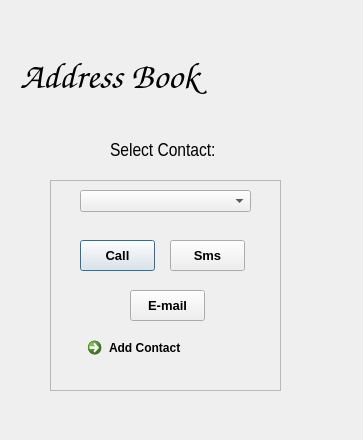
Qt form project.ui (SumanKanrar-IEM/VIRTUAL-PHONE) before a commit.
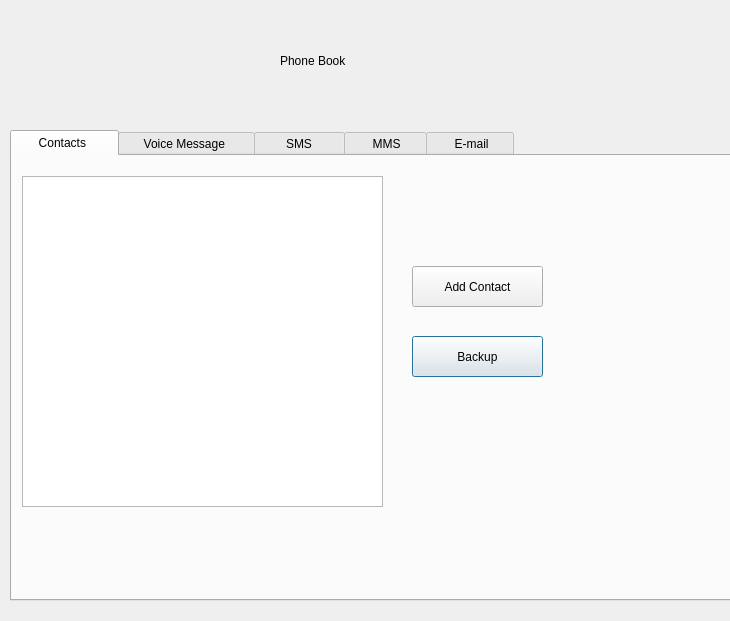
The same form after that commit. The open tabs and pages were chosen to show the change. Icons and pictures are not drawn.

Commit message: Made changes to the mailing code, and the phonebook UI and .py file changed

```diff
--- a/project.ui
+++ b/project.ui
@@ -6,8 +6,8 @@
    <rect>
     <x>0</x>
     <y>0</y>
-    <width>363</width>
-    <height>440</height>
+    <width>730</width>
+    <height>621</height>
    </rect>
   </property>
   <property name="windowTitle">
@@ -17,172 +17,200 @@
    <iconset>
     <normaloff>../Pictures/Feedback/{4AE122AA-3DEE-4204-9588-9FCAC4BAEA3D}/Capture001.png</normaloff>../Pictures/Feedback/{4AE122AA-3DEE-4204-9588-9FCAC4BAEA3D}/Capture001.png</iconset>
   </property>
-  <property name="autoFillBackground">
-   <bool>false</bool>
+  <property name="styleSheet">
+   <string notr="true">background-color: qlineargradient(spread:pad, x1:0, y1:0, x2:1, y2:1, stop:0 rgba(136, 106, 22, 255), stop:0.113636 rgba(166, 140, 41, 255), stop:0.285 rgba(204, 181, 74, 255), stop:0.345 rgba(235, 219, 102, 255), stop:0.420455 rgba(245, 236, 112, 255), stop:0.505682 rgba(209, 190, 76, 255), stop:0.573864 rgba(187, 156, 51, 255), stop:0.619318 rgba(168, 142, 42, 255), stop:0.681818 rgba(202, 174, 68, 255), stop:0.693182 rgba(218, 202, 86, 255), stop:0.815 rgba(208, 187, 73, 255), stop:0.88 rgba(187, 156, 51, 255), stop:0.935 rgba(137, 108, 26, 255), stop:1 rgba(35, 40, 3, 255));</string>
   </property>
-  <property name="sizeGripEnabled">
-   <bool>false</bool>
-  </property>
-  <widget class="QLabel" name="label">
+  <widget class="QTabWidget" name="tabWidget">
    <property name="geometry">
     <rect>
-     <x>20</x>
-     <y>30</y>
-     <width>341</width>
-     <height>91</height>
-    </rect>
-   </property>
-   <property name="font">
-    <font>
-     <family>Comic Sans MS</family>
-     <pointsize>28</pointsize>
-     <weight>75</weight>
-     <italic>true</italic>
-     <bold>true</bold>
-    </font>
-   </property>
-   <property name="layoutDirection">
-    <enum>Qt::LeftToRight</enum>
-   </property>
-   <property name="text">
-    <string>Address Book</string>
-   </property>
-  </widget>
-  <widget class="QLabel" name="label_2">
-   <property name="geometry">
-    <rect>
-     <x>110</x>
+     <x>10</x>
      <y>130</y>
-     <width>141</width>
-     <height>41</height>
+     <width>721</width>
+     <height>471</height>
     </rect>
    </property>
-   <property name="font">
-    <font>
-     <family>Arial Narrow</family>
-     <pointsize>14</pointsize>
-     <weight>50</weight>
-     <bold>false</bold>
-    </font>
+   <property name="autoFillBackground">
+    <bool>false</bool>
    </property>
+   <property name="styleSheet">
+    <string notr="true">font: 75 italic 10pt &quot;Comic Sans MS&quot;;</string>
+   </property>
+   <property name="currentIndex">
+    <number>4</number>
+   </property>
+   <widget class="QWidget" name="tab_5">
+    <attribute name="title">
+     <string>     Contacts      </string>
+    </attribute>
+    <widget class="QTableView" name="tableView">
+     <property name="geometry">
+      <rect>
+       <x>10</x>
+       <y>20</y>
+       <width>361</width>
+       <height>331</height>
+      </rect>
+     </property>
+     <property name="styleSheet">
+      <string notr="true">
+background-color:qconicalgradient(cx:0.943, cy:0.505682, angle:0, stop:0 rgba(136, 106, 22, 255), stop:0.113636 rgba(166, 140, 41, 255), stop:0.285 rgba(204, 181, 74, 255), stop:0.345 rgba(235, 219, 102, 255), stop:0.420455 rgba(245, 236, 112, 255), stop:0.505682 rgba(209, 190, 76, 255), stop:0.573864 rgba(187, 156, 51, 255), stop:0.619318 rgba(168, 142, 42, 255), stop:0.681818 rgba(202, 174, 68, 255), stop:0.693182 rgba(218, 202, 86, 255), stop:0.815 rgba(208, 187, 73, 255), stop:0.88 rgba(187, 156, 51, 255), stop:0.935 rgba(137, 108, 26, 255), stop:1 rgba(35, 40, 3, 255))</string>
+     </property>
+    </widget>
+    <widget class="QPushButton" name="pushButton_2">
+     <property name="geometry">
+      <rect>
+       <x>400</x>
+       <y>180</y>
+       <width>131</width>
+       <height>41</height>
+      </rect>
+     </property>
+     <property name="styleSheet">
+      <string notr="true">
+background-color:qconicalgradient(cx:0.943, cy:0.505682, angle:0, stop:0 rgba(136, 106, 22, 255), stop:0.113636 rgba(166, 140, 41, 255), stop:0.285 rgba(204, 181, 74, 255), stop:0.345 rgba(235, 219, 102, 255), stop:0.420455 rgba(245, 236, 112, 255), stop:0.505682 rgba(209, 190, 76, 255), stop:0.573864 rgba(187, 156, 51, 255), stop:0.619318 rgba(168, 142, 42, 255), stop:0.681818 rgba(202, 174, 68, 255), stop:0.693182 rgba(218, 202, 86, 255), stop:0.815 rgba(208, 187, 73, 255), stop:0.88 rgba(187, 156, 51, 255), stop:0.935 rgba(137, 108, 26, 255), stop:1 rgba(35, 40, 3, 255))</string>
+     </property>
+     <property name="text">
+      <string>Backup</string>
+     </property>
+    </widget>
+    <widget class="QPushButton" name="pushButton_3">
+     <property name="geometry">
+      <rect>
+       <x>400</x>
+       <y>110</y>
+       <width>131</width>
+       <height>41</height>
+      </rect>
+     </property>
+     <property name="styleSheet">
+      <string notr="true">
+background-color:qconicalgradient(cx:0.943, cy:0.505682, angle:0, stop:0 rgba(136, 106, 22, 255), stop:0.113636 rgba(166, 140, 41, 255), stop:0.285 rgba(204, 181, 74, 255), stop:0.345 rgba(235, 219, 102, 255), stop:0.420455 rgba(245, 236, 112, 255), stop:0.505682 rgba(209, 190, 76, 255), stop:0.573864 rgba(187, 156, 51, 255), stop:0.619318 rgba(168, 142, 42, 255), stop:0.681818 rgba(202, 174, 68, 255), stop:0.693182 rgba(218, 202, 86, 255), stop:0.815 rgba(208, 187, 73, 255), stop:0.88 rgba(187, 156, 51, 255), stop:0.935 rgba(137, 108, 26, 255), stop:1 rgba(35, 40, 3, 255))</string>
+     </property>
+     <property name="text">
+      <string>Add Contact</string>
+     </property>
+    </widget>
+   </widget>
+   <widget class="QWidget" name="tab">
+    <attribute name="title">
+     <string>    Voice Message     </string>
+    </attribute>
+    <widget class="QTableView" name="tableView_2">
+     <property name="geometry">
+      <rect>
+       <x>20</x>
+       <y>20</y>
+       <width>361</width>
+       <height>331</height>
+      </rect>
+     </property>
+     <property name="styleSheet">
+      <string notr="true">
+background-color:qconicalgradient(cx:0.943, cy:0.505682, angle:0, stop:0 rgba(136, 106, 22, 255), stop:0.113636 rgba(166, 140, 41, 255), stop:0.285 rgba(204, 181, 74, 255), stop:0.345 rgba(235, 219, 102, 255), stop:0.420455 rgba(245, 236, 112, 255), stop:0.505682 rgba(209, 190, 76, 255), stop:0.573864 rgba(187, 156, 51, 255), stop:0.619318 rgba(168, 142, 42, 255), stop:0.681818 rgba(202, 174, 68, 255), stop:0.693182 rgba(218, 202, 86, 255), stop:0.815 rgba(208, 187, 73, 255), stop:0.88 rgba(187, 156, 51, 255), stop:0.935 rgba(137, 108, 26, 255), stop:1 rgba(35, 40, 3, 255))</string>
+     </property>
+    </widget>
+   </widget>
+   <widget class="QWidget" name="tab_3">
+    <attribute name="title">
+     <string>      SMS      </string>
+    </attribute>
+    <widget class="QTableView" name="tableView_3">
+     <property name="geometry">
+      <rect>
+       <x>20</x>
+       <y>20</y>
+       <width>361</width>
+       <height>331</height>
+      </rect>
+     </property>
+     <property name="styleSheet">
+      <string notr="true">
+background-color:qconicalgradient(cx:0.943, cy:0.505682, angle:0, stop:0 rgba(136, 106, 22, 255), stop:0.113636 rgba(166, 140, 41, 255), stop:0.285 rgba(204, 181, 74, 255), stop:0.345 rgba(235, 219, 102, 255), stop:0.420455 rgba(245, 236, 112, 255), stop:0.505682 rgba(209, 190, 76, 255), stop:0.573864 rgba(187, 156, 51, 255), stop:0.619318 rgba(168, 142, 42, 255), stop:0.681818 rgba(202, 174, 68, 255), stop:0.693182 rgba(218, 202, 86, 255), stop:0.815 rgba(208, 187, 73, 255), stop:0.88 rgba(187, 156, 51, 255), stop:0.935 rgba(137, 108, 26, 255), stop:1 rgba(35, 40, 3, 255))</string>
+     </property>
+    </widget>
+   </widget>
+   <widget class="QWidget" name="tab_2">
+    <attribute name="title">
+     <string>     MMS    </string>
+    </attribute>
+    <widget class="QTableView" name="tableView_4">
+     <property name="geometry">
+      <rect>
+       <x>20</x>
+       <y>20</y>
+       <width>361</width>
+       <height>331</height>
+      </rect>
+     </property>
+     <property name="styleSheet">
+      <string notr="true">
+background-color:qconicalgradient(cx:0.943, cy:0.505682, angle:0, stop:0 rgba(136, 106, 22, 255), stop:0.113636 rgba(166, 140, 41, 255), stop:0.285 rgba(204, 181, 74, 255), stop:0.345 rgba(235, 219, 102, 255), stop:0.420455 rgba(245, 236, 112, 255), stop:0.505682 rgba(209, 190, 76, 255), stop:0.573864 rgba(187, 156, 51, 255), stop:0.619318 rgba(168, 142, 42, 255), stop:0.681818 rgba(202, 174, 68, 255), stop:0.693182 rgba(218, 202, 86, 255), stop:0.815 rgba(208, 187, 73, 255), stop:0.88 rgba(187, 156, 51, 255), stop:0.935 rgba(137, 108, 26, 255), stop:1 rgba(35, 40, 3, 255))</string>
+     </property>
+    </widget>
+   </widget>
+   <widget class="QWidget" name="tab_4">
+    <attribute name="title">
+     <string>     E-mail    </string>
+    </attribute>
+    <widget class="QTableView" name="tableView_5">
+     <property name="geometry">
+      <rect>
+       <x>20</x>
+       <y>20</y>
+       <width>361</width>
+       <height>331</height>
+      </rect>
+     </property>
+     <property name="styleSheet">
+      <string notr="true">
+background-color:qconicalgradient(cx:0.943, cy:0.505682, angle:0, stop:0 rgba(136, 106, 22, 255), stop:0.113636 rgba(166, 140, 41, 255), stop:0.285 rgba(204, 181, 74, 255), stop:0.345 rgba(235, 219, 102, 255), stop:0.420455 rgba(245, 236, 112, 255), stop:0.505682 rgba(209, 190, 76, 255), stop:0.573864 rgba(187, 156, 51, 255), stop:0.619318 rgba(168, 142, 42, 255), stop:0.681818 rgba(202, 174, 68, 255), stop:0.693182 rgba(218, 202, 86, 255), stop:0.815 rgba(208, 187, 73, 255), stop:0.88 rgba(187, 156, 51, 255), stop:0.935 rgba(137, 108, 26, 255), stop:1 rgba(35, 40, 3, 255))</string>
+     </property>
+    </widget>
+   </widget>
+  </widget>
+  <widget class="QLabel" name="label_2">
+   <property name="geometry">
+    <rect>
+     <x>280</x>
+     <y>10</y>
+     <width>331</width>
+     <height>101</height>
+    </rect>
+   </property>
+   <property name="autoFillBackground">
+    <bool>false</bool>
+   </property>
+   <property name="styleSheet">
+    <string notr="true">font: 75 36pt &quot;Comic Sans MS&quot;;
+color: rgb(0, 0, 0);
+background-color: none;</string>
+   </property>
    <property name="text">
-    <string>Select Contact:</string>
+    <string>Phone Book</string>
    </property>
   </widget>
-  <widget class="QFrame" name="frame">
+  <widget class="QLabel" name="label">
    <property name="geometry">
     <rect>
-     <x>50</x>
-     <y>180</y>
-     <width>231</width>
-     <height>211</height>
+     <x>100</x>
+     <y>20</y>
+     <width>71</width>
+     <height>81</height>
     </rect>
    </property>
-   <property name="frameShape">
-    <enum>QFrame::StyledPanel</enum>
+   <property name="toolTip">
+    <string>&lt;img src=&quot;C:\Users\USER\Desktop\project&quot; height=&quot;50&quot; width=&quot;30&quot;&gt;</string>
    </property>
-   <property name="frameShadow">
-    <enum>QFrame::Raised</enum>
+   <property name="styleSheet">
+    <string notr="true">background-color: none;
+</string>
    </property>
-   <widget class="QPushButton" name="pushButton">
-    <property name="geometry">
-     <rect>
-      <x>30</x>
-      <y>60</y>
-      <width>75</width>
-      <height>31</height>
-     </rect>
-    </property>
-    <property name="font">
-     <font>
-      <pointsize>10</pointsize>
-      <weight>75</weight>
-      <italic>false</italic>
-      <bold>true</bold>
-     </font>
-    </property>
-    <property name="cursor">
-     <cursorShape>PointingHandCursor</cursorShape>
-    </property>
-    <property name="text">
-     <string>Call</string>
-    </property>
-   </widget>
-   <widget class="QPushButton" name="pushButton_2">
-    <property name="geometry">
-     <rect>
-      <x>120</x>
-      <y>60</y>
-      <width>75</width>
-      <height>31</height>
-     </rect>
-    </property>
-    <property name="font">
-     <font>
-      <pointsize>10</pointsize>
-      <weight>75</weight>
-      <bold>true</bold>
-     </font>
-    </property>
-    <property name="cursor">
-     <cursorShape>PointingHandCursor</cursorShape>
-    </property>
-    <property name="text">
-     <string>Sms</string>
-    </property>
-   </widget>
-   <widget class="QPushButton" name="pushButton_3">
-    <property name="geometry">
-     <rect>
-      <x>80</x>
-      <y>110</y>
-      <width>75</width>
-      <height>31</height>
-     </rect>
-    </property>
-    <property name="font">
-     <font>
-      <pointsize>10</pointsize>
-      <weight>75</weight>
-      <bold>true</bold>
-     </font>
-    </property>
-    <property name="cursor">
-     <cursorShape>PointingHandCursor</cursorShape>
-    </property>
-    <property name="text">
-     <string>E-mail</string>
-    </property>
-   </widget>
-   <widget class="QComboBox" name="comboBox">
-    <property name="geometry">
-     <rect>
-      <x>30</x>
-      <y>10</y>
-      <width>171</width>
-      <height>22</height>
-     </rect>
-    </property>
-    <property name="cursor">
-     <cursorShape>PointingHandCursor</cursorShape>
-    </property>
-    <property name="acceptDrops">
-     <bool>false</bool>
-    </property>
-   </widget>
-   <widget class="QCommandLinkButton" name="commandLinkButton">
-    <property name="geometry">
-     <rect>
-      <x>30</x>
-      <y>150</y>
-      <width>161</width>
-      <height>41</height>
-     </rect>
-    </property>
-    <property name="text">
-     <string>Add Contact</string>
-    </property>
-   </widget>
+   <property name="text">
+    <string/>
+   </property>
+   <property name="pixmap">
+    <pixmap>rsz_158142_addressbook_256x256.png</pixmap>
+   </property>
   </widget>
  </widget>
  <resources/>
```
Left out of the diff: 7 changed lines with no effect on the pictures. The commit also changes 6 other files.
